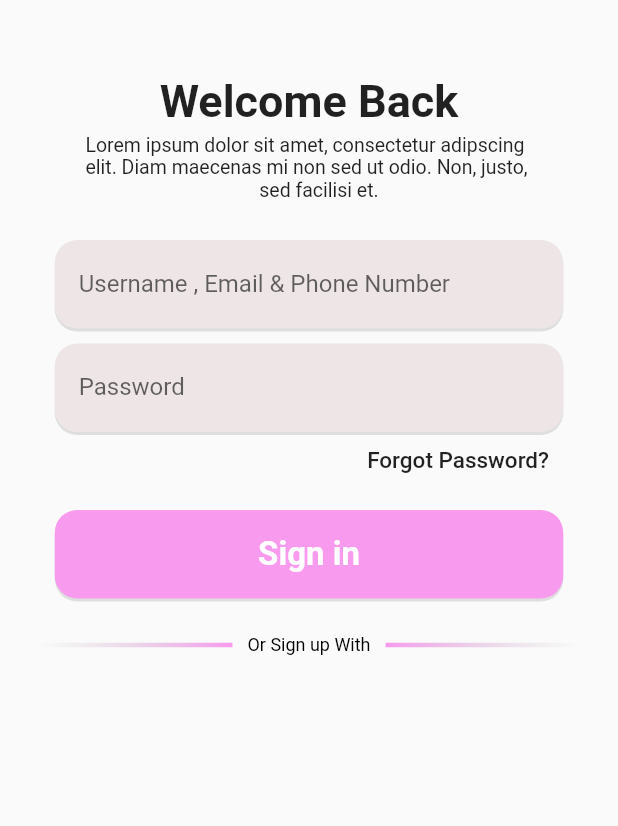
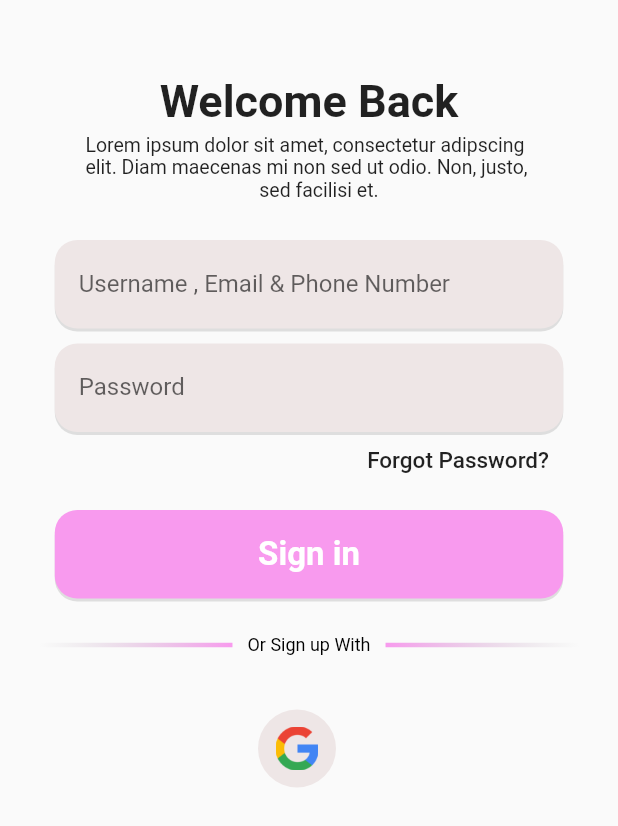
Before and after one commit to LuannBarroso/login, a Flutter app: the screen it shows after launch, after a tap on "Sign in", on a phone screen of 412 x 824 dp. Shown: the top 826 px of the screen. Run offline on Flutter 3.47's test engine with Material 2 defaults, Android fonts, the phone set to English and light mode, and no system bars.

```diff
--- a/lib/pages/login_page.dart
+++ b/lib/pages/login_page.dart
@@ -171,6 +171,27 @@ class LoginPage extends StatelessWidget {
               const SizedBox(
                 height: 36,
               ),
+              Row(
+                mainAxisAlignment: MainAxisAlignment.center,
+                children: [
+                  Container(
+                    height: 52,
+                    width: 52,
+                    padding: const EdgeInsets.all(6.0),
+                    decoration: const BoxDecoration(
+                      color: Color.fromARGB(255, 238, 230, 230),
+                      shape: BoxShape.circle,
+                    ),
+                    child: Image.asset(
+                      'assets/images/png/google.png',
+                      scale: 70,
+                    ),
+                  ),
+                  const SizedBox(
+                    width: 16,
+                  ),
+                ],
+              ),
             ],
           ),
         ),
```
